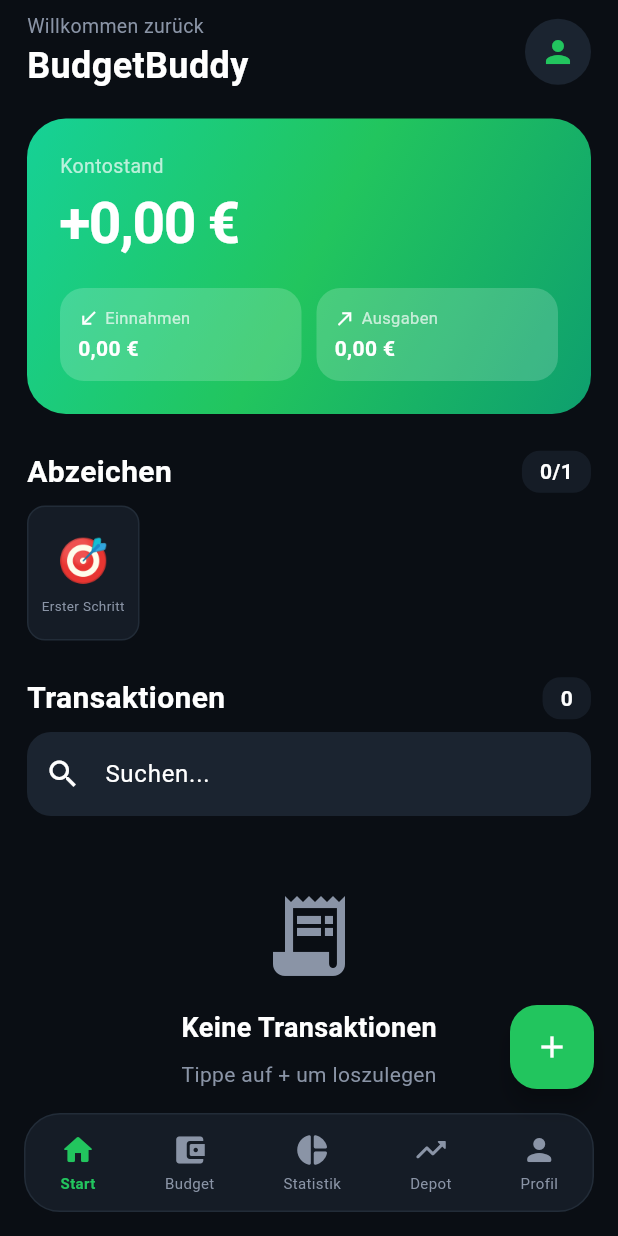
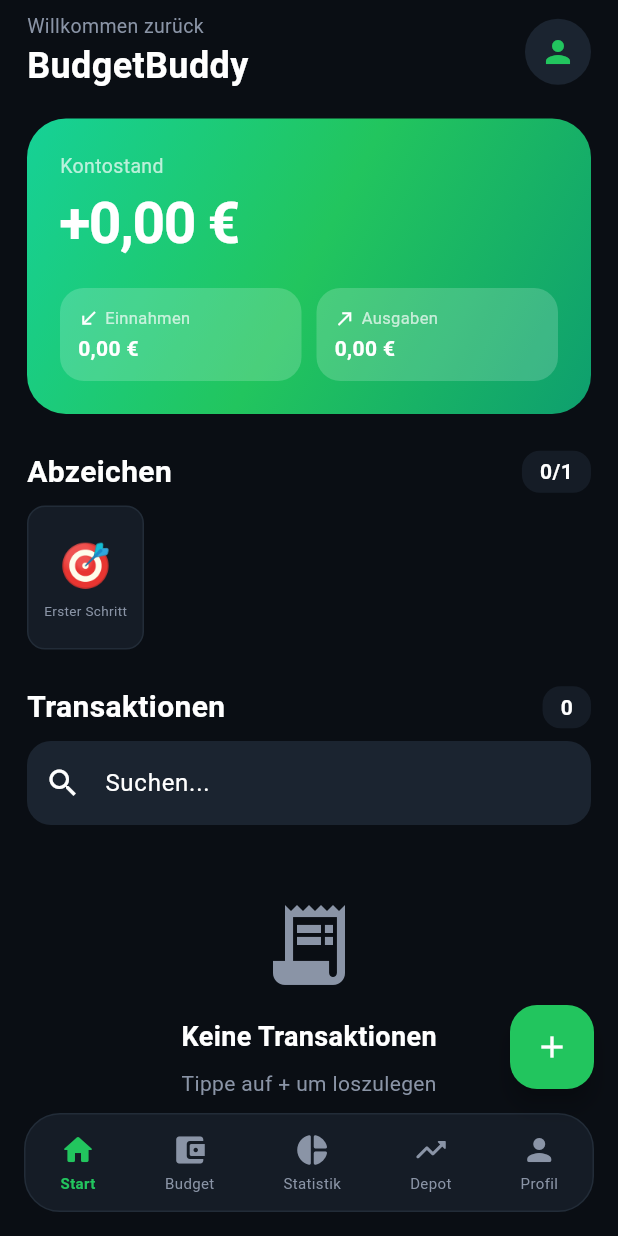
Before and after one commit to LuisFrenkler/budget-buddy, a Flutter app: the HomeScreen screen opened directly, on a phone screen of 412 x 824 dp. Run offline on Flutter 3.47's test engine with Material 3 defaults, Android fonts, the phone set to English and light mode, and no system bars; our stand-ins replace file_picker, hive, hive_flutter, local_auth, share_plus; missing offline and left inert: dart:html; accounts and stored records are empty; network calls fail.

Commit message:
Polish UI: German percent format, badge layout, list padding

```diff
--- a/lib/screens/depot_screen.dart
+++ b/lib/screens/depot_screen.dart
@@ -127,7 +127,7 @@ class _DepotScreenState extends State<DepotScreen> {
   Widget _overviewCard(int value, int invested, int gain) {
     final up = gain >= 0;
     final percent = invested == 0 ? 0.0 : gain / invested * 100;
-    final pct = '${percent >= 0 ? '+' : ''}${percent.toStringAsFixed(2)} %';
+    final pct = Money.percent(percent, digits: 2);
 
     return HeroCard(
       label: 'Depotwert',
@@ -199,7 +199,7 @@ class _DepotScreenState extends State<DepotScreen> {
                   child: Row(mainAxisSize: MainAxisSize.min, children: [
                     Icon(up ? Icons.trending_up : Icons.trending_down, color: color, size: 16),
                     const SizedBox(width: 4),
-                    Text('${pct >= 0 ? '+' : ''}${pct.toStringAsFixed(1)} %',
+                    Text(Money.percent(pct),
                         style: TextStyle(color: color, fontWeight: FontWeight.bold, fontSize: 13)),
                   ]),
                 ),
@@ -350,7 +350,7 @@ class _DepotScreenState extends State<DepotScreen> {
             crossAxisAlignment: CrossAxisAlignment.end,
             children: [
               Text(Money.format(h.valueCents), style: const TextStyle(fontWeight: FontWeight.bold)),
-              Text('${h.gainPercent >= 0 ? '+' : ''}${h.gainPercent.toStringAsFixed(1)}%',
+              Text(Money.percent(h.gainPercent),
                   style: TextStyle(color: color, fontSize: 12, fontWeight: FontWeight.bold)),
             ],
           ),
--- a/lib/screens/holding_detail_screen.dart
+++ b/lib/screens/holding_detail_screen.dart
@@ -76,7 +76,7 @@ class _HoldingDetailScreenState extends State<HoldingDetailScreen> {
                 Icon(up ? Icons.trending_up : Icons.trending_down, color: color, size: 18),
                 const SizedBox(width: 6),
                 Text(
-                  '${Money.signed(h.gainCents)} · ${h.gainPercent >= 0 ? '+' : ''}${h.gainPercent.toStringAsFixed(2)} %',
+                  '${Money.signed(h.gainCents)} · ${Money.percent(h.gainPercent, digits: 2)}',
                   style: TextStyle(color: color, fontWeight: FontWeight.bold),
                 ),
               ]),
--- a/lib/screens/home_screen.dart
+++ b/lib/screens/home_screen.dart
@@ -90,7 +90,8 @@ class _HomeScreenState extends State<HomeScreen> {
           body: SafeArea(
             bottom: false,
             child: ListView(
-              padding: const EdgeInsets.fromLTRB(18, 8, 18, 16),
+              // extra bottom space so the last item is not hidden behind the + button
+              padding: const EdgeInsets.fromLTRB(18, 8, 18, 96),
               children: [
               // greeting header
               _greetingHeader(),
@@ -306,7 +307,7 @@ class _HomeScreenState extends State<HomeScreen> {
   // horizontal scrollable list of badge cards
   Widget _badgeRow(List<badge_model.Badge> badges) {
     return SizedBox(
-      height: 90,
+      height: 96,
       child: ListView.separated(
         scrollDirection: Axis.horizontal,
         itemCount: badges.length,
@@ -318,7 +319,7 @@ class _HomeScreenState extends State<HomeScreen> {
           return GestureDetector(
             onTap: () => _showBadgeDialog(b),
             child: Container(
-              width: 75,
+              width: 78,
               padding: const EdgeInsets.all(8),
               decoration: BoxDecoration(
                 color: AppColors.surface,
@@ -332,13 +333,14 @@ class _HomeScreenState extends State<HomeScreen> {
                   // emoji - gray if locked
                   Text(b.emoji, style: TextStyle(fontSize: 28, color: b.isUnlocked ? null : Colors.grey)),
                   const SizedBox(height: 4),
-                  // badge name
-                  Text(
-                    b.name,
-                    textAlign: TextAlign.center,
-                    maxLines: 2,
-                    overflow: TextOverflow.ellipsis,
-                    style: TextStyle(fontSize: 9, color: b.isUnlocked ? AppColors.text : AppColors.textDim),
+                  // badge name - shrinks instead of breaking long words like "Wochentracker"
+                  FittedBox(
+                    fit: BoxFit.scaleDown,
+                    child: Text(
+                      b.name,
+                      maxLines: 1,
+                      style: TextStyle(fontSize: 9, color: b.isUnlocked ? AppColors.text : AppColors.textDim),
+                    ),
                   ),
                 ],
               ),
--- a/lib/screens/stats_screen.dart
+++ b/lib/screens/stats_screen.dart
@@ -451,7 +451,7 @@ class _StatsScreenState extends State<StatsScreen> {
               ),
               const SizedBox(height: 4),
               // percentage text
-              Text('${(percent * 100).toStringAsFixed(1)}%', style: TextStyle(fontSize: 12, color: AppColors.textDim)),
+              Text(Money.percent(percent * 100, signed: false), style: TextStyle(fontSize: 12, color: AppColors.textDim)),
             ],
           ),
         ),
--- a/lib/utils/money.dart
+++ b/lib/utils/money.dart
@@ -62,4 +62,10 @@ class Money {
     final cents = int.parse(intPart) * 100 + int.parse(fracPart);
     return negative ? -cents : cents;
   }
+
+  // formats a percentage German style, e.g. 35.24 -> "+35,24 %"
+  static String percent(double value, {int digits = 1, bool signed = true}) {
+    final s = NumberFormat.decimalPatternDigits(locale: 'de_DE', decimalDigits: digits).format(value);
+    return '${signed && value >= 0 ? '+' : ''}$s %';
+  }
 }
```
Also changed, not shown: docs/images/screen_depot.png, docs/images/screen_home.png, 2 other files.
